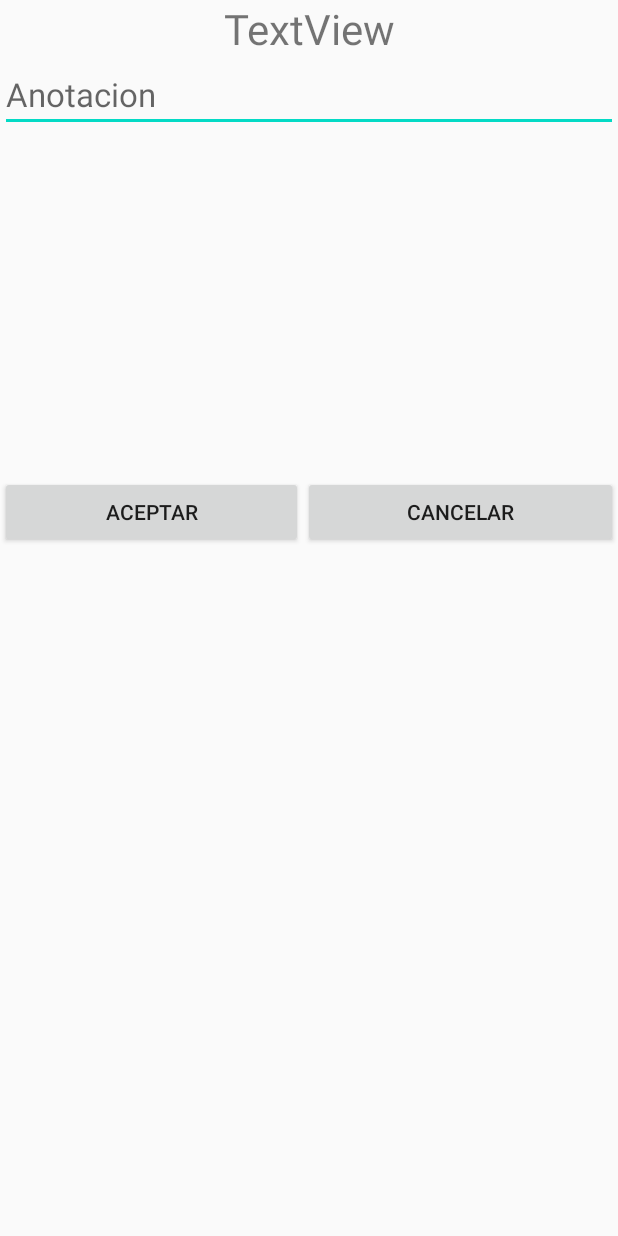
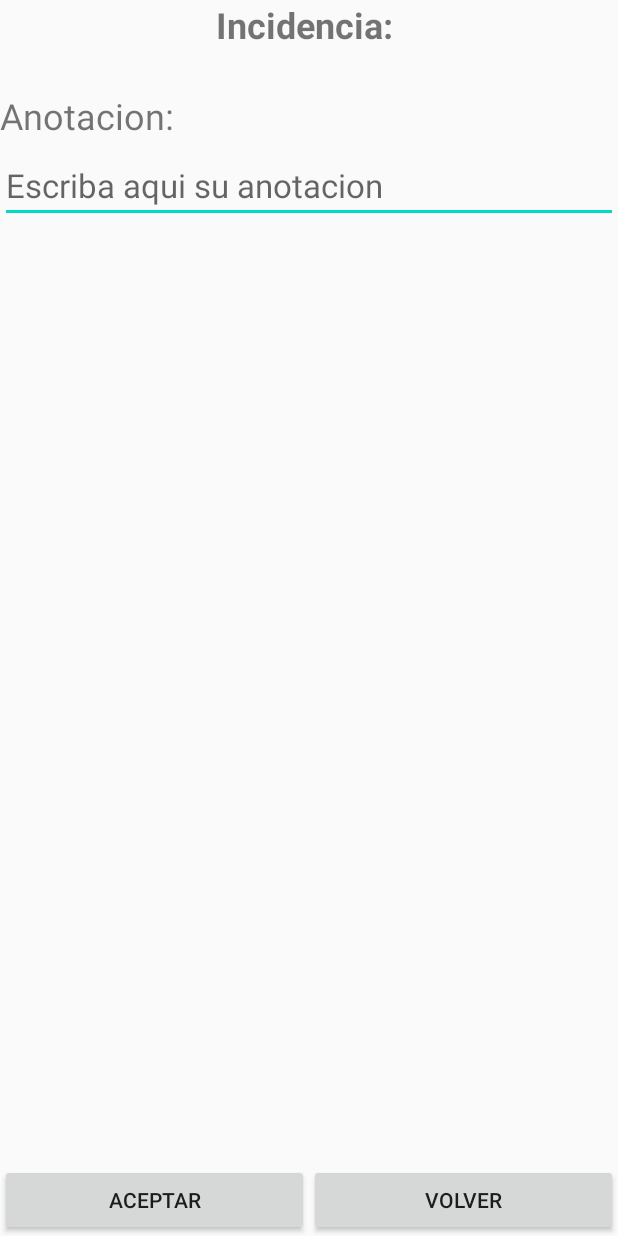
Before and after one commit to eddyrodriguezd/monitoreopucp, an Android app: the layout activity_agregar_anotacion.xml on its own in the app's theme, with its tools: preview values and no code run, on a phone screen of 412 x 824 dp. Run offline under Robolectric (Android 15) with nearby library versions, the phone set to English and light mode, and no system bars.

Commit message:
primera avance sebastian

```diff
--- a/app/src/main/res/layout/activity_agregar_anotacion.xml
+++ b/app/src/main/res/layout/activity_agregar_anotacion.xml
@@ -15,39 +15,32 @@
             android:id="@+id/textViewTituloincidencia_AgregarAnotacion"
             android:layout_width="match_parent"
             android:layout_height="wrap_content"
-            android:text="TextView"
+            android:text="@string/Nueva_Anotacion_Incidencia"
             android:textAlignment="center"
-            android:textSize="28sp" />
+            android:textSize="24sp"
+            android:textStyle="bold" />
 
-        <ScrollView
-            android:id="@+id/scrollNuevaAnotacion"
+        <TextView
+            android:id="@+id/textView2"
             android:layout_width="match_parent"
-            android:layout_height="260dp">
-
-            <LinearLayout
-                android:layout_width="match_parent"
-                android:layout_height="wrap_content"
-                android:orientation="vertical">
+            android:layout_height="38dp"
+            android:text="@string/Nueva_Anotacion_Titulo"
+            android:textAlignment="textStart"
+            android:textSize="24sp" />
 
         <EditText
             android:id="@+id/inputNuevaAnotacion"
             android:layout_width="match_parent"
             android:layout_height="wrap_content"
             android:ems="10"
-                    android:hint="Anotacion"
+            android:hint="@string/Nueva_Anotacion_Text_Hint"
             android:inputType="textMultiLine"
             android:textSize="22sp" />
-            </LinearLayout>
-        </ScrollView>
-
-        <TextView
-            android:id="@+id/textView2"
-            android:layout_width="match_parent"
-            android:layout_height="wrap_content" />
 
         <LinearLayout
             android:layout_width="match_parent"
             android:layout_height="match_parent"
+            android:gravity="bottom"
             android:orientation="horizontal">
 
             <Button
@@ -55,14 +48,14 @@
                 android:layout_width="wrap_content"
                 android:layout_height="wrap_content"
                 android:layout_weight="1"
-                android:text="Aceptar" />
+                android:text="@string/ButtonAccept" />
 
             <Button
                 android:id="@+id/buttonCancelar_NuevaAnotacion"
                 android:layout_width="wrap_content"
                 android:layout_height="wrap_content"
                 android:layout_weight="1"
-                android:text="Cancelar" />
+                android:text="@string/ButtonBack" />
         </LinearLayout>
 
     </LinearLayout>
--- a/app/src/main/res/values/strings.xml
+++ b/app/src/main/res/values/strings.xml
@@ -41,6 +41,10 @@
     <string name="mis_incidencias_ver_historico">Ver Historico</string>
     <string name="historial_user_atendidos">Historial (atendidos)</string>
     <string name="historial_user_titulo">Historial de Reportes</string>
+    <string name="UserIncidencias_titulo">Tus Incidencias Reportadas</string>
+    <string name="Nueva_Anotacion_Titulo">Anotacion: </string>
+    <string name="Nueva_Anotacion_Text_Hint">Escriba aqui su anotacion</string>
+    <string name="Nueva_Anotacion_Incidencia">Incidencia: \n</string>
 
 
 </resources>
```
Also changed, not shown: app/src/main/AndroidManifest.xml (+11 -5 lines), app/src/main/java/com/monitoreopucp/AgregarAnotacionActivity.java (+20 -18 lines), app/src/main/java/com/monitoreopucp/UserIncidenciasReportadasActivity.java (+30 -4 lines), app/src/main/res/layout/activity_user_incidencias_history.xml (+6 -4 lines), app/src/main/res/layout/activity_user_tus_incidencias_reportadas.xml (+12 -19 lines). Lines whose indentation alone changed are shown as unchanged.
